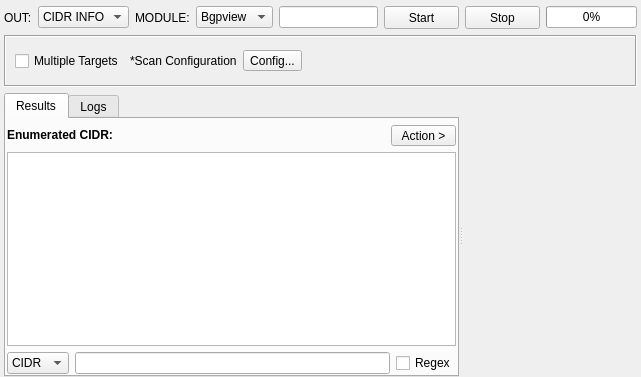
First picture: the form in sub3suite/src/enums/cidr/CidrEnum.ui, repository 3nock/OTE, before the edit.
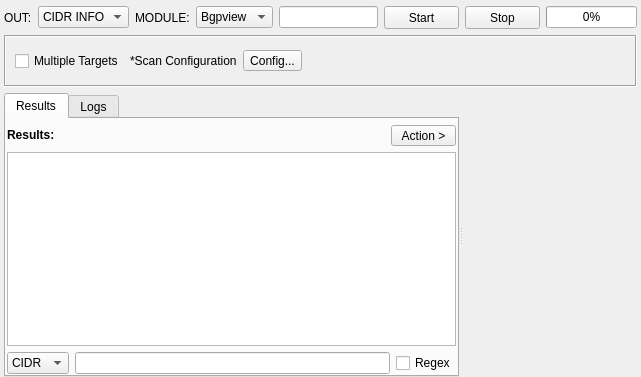
Second picture: the form after the edit. Custom widgets are drawn as their Qt base class.

```diff
--- a/sub3suite/src/enums/cidr/CidrEnum.ui
+++ b/sub3suite/src/enums/cidr/CidrEnum.ui
@@ -199,7 +199,7 @@
              </font>
             </property>
             <property name="text">
-             <string>Enumerated CIDR:</string>
+             <string>Results:</string>
             </property>
            </widget>
           </item>
```
Left out of the diff: 4 changed lines with no effect on the pictures.
